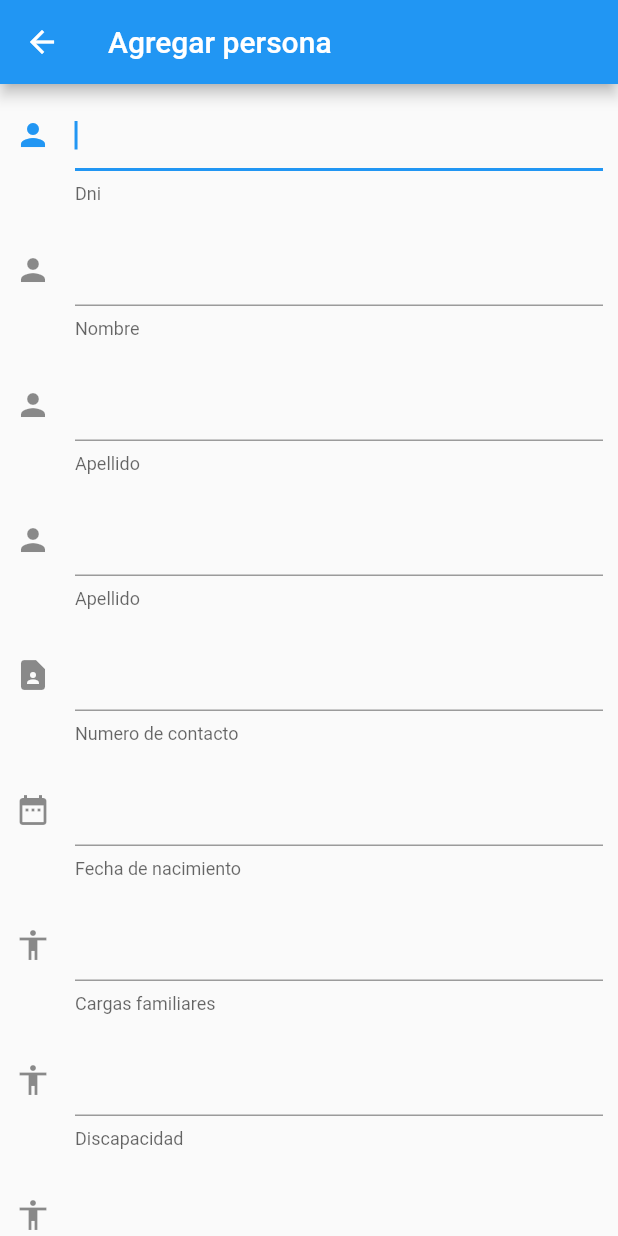
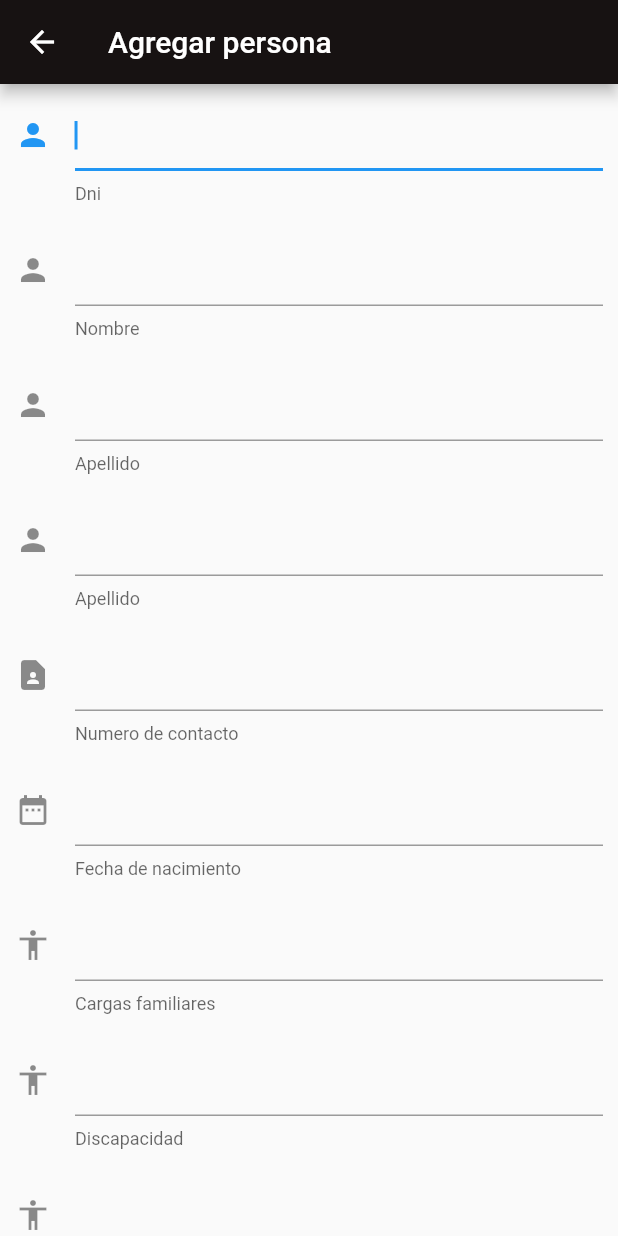
Before and after one commit to JhairV2002/grupo_1_a, a Flutter app: the FormScreen screen opened by its route, on a phone screen of 412 x 824 dp. Run offline on Flutter 3.47's test engine with Material 2 defaults, Android fonts, the phone set to English and light mode, and no system bars; network calls fail.

```diff
--- a/lib/screens/form.dart
+++ b/lib/screens/form.dart
@@ -8,8 +8,11 @@ class FormScreen extends StatelessWidget {
   Widget build(BuildContext context) {
     return Scaffold(
       resizeToAvoidBottomInset: false,
-      appBar: AppBar(title: const Text("Agregar persona")),
-      body: Column(
+      appBar: AppBar(
+          title: const Text("Agregar persona"),
+          backgroundColor: const Color.fromARGB(255, 23, 18, 18)),
+      body: SingleChildScrollView(
+        child: Column(
           mainAxisAlignment: MainAxisAlignment.center,
           children: <Widget>[
             CustomTextFormField(
@@ -69,6 +72,7 @@ class FormScreen extends StatelessWidget {
             ),
           ],
         ),
+      ),
     );
   }
 }
```
Also changed, not shown: lib/screens/list.dart (+12 -3 lines). Lines whose indentation alone changed are shown as unchanged.
